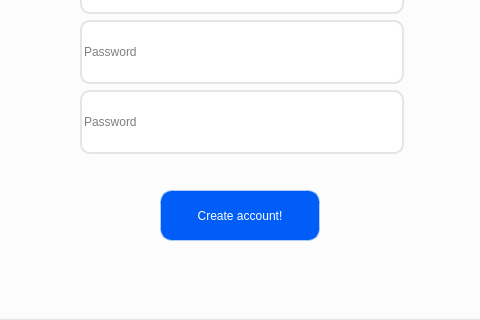
The window that Zakhar/Client/src_qt/regpage/regpage.ui (VladislavKirpichov/Flashy) describes before a commit, drawn with Qt 5; both pictures show x 120 to 600 and y 280 to 600 of the 720 by 600 pixel window.
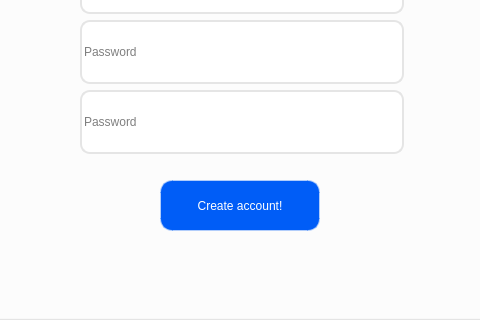
The same window after the commit.

Commit message: Json for user + style fixing

Patch:
```diff
--- a/Zakhar/Client/src_qt/regpage/regpage.ui
+++ b/Zakhar/Client/src_qt/regpage/regpage.ui
@@ -67,25 +67,6 @@
      <set>Qt::AlignCenter</set>
     </property>
    </widget>
-   <widget class="QPushButton" name="pushButton">
-    <property name="geometry">
-     <rect>
-      <x>280</x>
-      <y>470</y>
-      <width>160</width>
-      <height>51</height>
-     </rect>
-    </property>
-    <property name="styleSheet">
-     <string notr="true">background: #005DF7;
-border: 2px solid rgba(0, 93,247 , 0.3);
-border-radius: 12px;
-color: #FFFFFF;</string>
-    </property>
-    <property name="text">
-     <string>Create account!</string>
-    </property>
-   </widget>
    <widget class="QLineEdit" name="login">
     <property name="geometry">
      <rect>
@@ -180,6 +161,25 @@
      <string>Password</string>
     </property>
    </widget>
+   <widget class="QPushButton" name="create_acc_button">
+    <property name="geometry">
+     <rect>
+      <x>280</x>
+      <y>460</y>
+      <width>160</width>
+      <height>51</height>
+     </rect>
+    </property>
+    <property name="styleSheet">
+     <string notr="true">background: #005DF7;
+border: 2px solid rgba(0, 93,247 , 0.3);
+border-radius: 12px;
+color: #FFFFFF;</string>
+    </property>
+    <property name="text">
+     <string>Create account!</string>
+    </property>
+   </widget>
   </widget>
  </widget>
  <resources/>
```
The commit also changes 38 other files.
